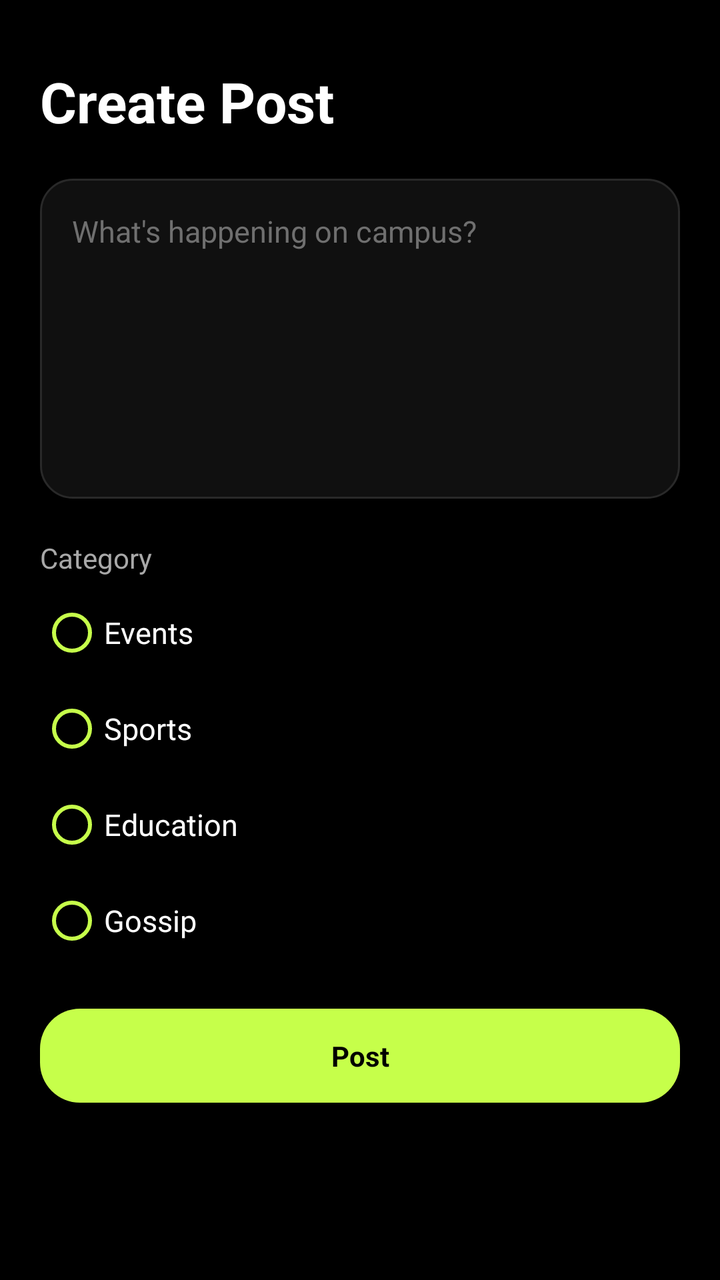
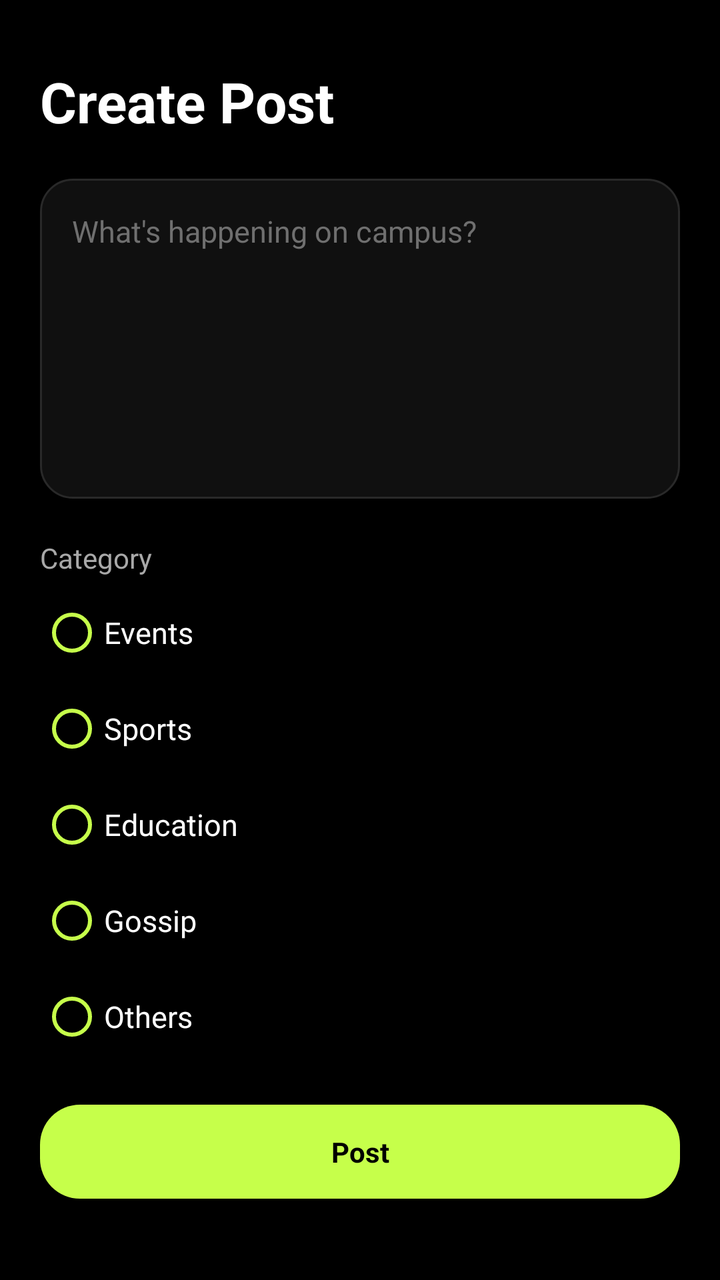

An Android layout rendered at two revisions. The XML below is the earlier revision; the diff shows what the commit changed to produce the second picture.
<!-- AndroidManifest.xml: application theme Theme.Campusly -->
<!-- res/layout/activity_create_post.xml -->
<?xml version="1.0" encoding="utf-8"?>
<ScrollView xmlns:android="http://schemas.android.com/apk/res/android"
    android:layout_width="match_parent"
    android:layout_height="match_parent"
    android:background="@color/campus_black"
    android:fillViewport="true">

    <LinearLayout
        android:layout_width="match_parent"
        android:layout_height="wrap_content"
        android:orientation="vertical"
        android:padding="20dp">

        <TextView
            style="@style/ScreenTitle"
            android:layout_marginTop="12dp"
            android:text="@string/create_post_title" />

        <EditText
            android:id="@+id/postInput"
            android:layout_width="match_parent"
            android:layout_height="160dp"
            android:layout_marginTop="20dp"
            android:background="@drawable/bg_post_card"
            android:gravity="top|start"
            android:hint="@string/create_post_hint"
            android:importantForAutofill="no"
            android:inputType="textMultiLine|textCapSentences"
            android:maxLength="500"
            android:padding="16dp"
            android:textColor="@color/text_primary"
            android:textColorHint="@color/text_muted"
            android:textSize="15sp" />

        <TextView
            android:layout_width="wrap_content"
            android:layout_height="wrap_content"
            android:layout_marginTop="20dp"
            android:text="@string/create_post_category"
            android:textColor="@color/text_secondary"
            android:textSize="14sp" />

        <RadioGroup
            android:id="@+id/categoryGroup"
            android:layout_width="match_parent"
            android:layout_height="wrap_content"
            android:layout_marginTop="4dp"
            android:orientation="vertical">

            <RadioButton
                android:id="@+id/optionEvents"
                style="@style/CategoryOption"
                android:text="@string/category_events" />

            <RadioButton
                android:id="@+id/optionSports"
                style="@style/CategoryOption"
                android:text="@string/category_sports" />

            <RadioButton
                android:id="@+id/optionEducation"
                style="@style/CategoryOption"
                android:text="@string/category_education" />

            <RadioButton
                android:id="@+id/optionGossip"
                style="@style/CategoryOption"
                android:text="@string/category_gossip" />

            
            <RadioButton
                android:id="@+id/optionAnnouncements"
                style="@style/CategoryOption"
                android:text="@string/category_announcements"
                android:visibility="gone" />

        </RadioGroup>

        <TextView
            android:id="@+id/anonymousNote"
            android:layout_width="match_parent"
            android:layout_height="wrap_content"
            android:layout_marginTop="8dp"
            android:background="@drawable/bg_offline_banner"
            android:padding="10dp"
            android:text="@string/gossip_anonymous_note"
            android:textColor="@color/text_secondary"
            android:textSize="13sp"
            android:visibility="gone" />

        <TextView
            android:id="@+id/postSubmitButton"
            style="@style/PrimaryButton"
            android:text="@string/create_post_submit" />

        <ProgressBar
            android:id="@+id/createPostProgress"
            style="@style/LoadingSpinner" />

    </LinearLayout>

</ScrollView>
<!-- resources referenced by this layout -->
<resources>
  <color name="campus_black">#000000</color>
  <color name="text_muted">#6F6F6F</color>
  <color name="text_primary">#FFFFFF</color>
  <color name="text_secondary">#A8A8A8</color>
  <!-- drawable bg_offline_banner (drawable) -->
  <?xml version="1.0" encoding="utf-8"?>
  <shape xmlns:android="http://schemas.android.com/apk/res/android"
      android:shape="rectangle">
  
      <solid android:color="@color/campus_surface_light" />
  
      <corners android:radius="12dp" />
  
      <stroke
          android:width="1dp"
          android:color="@color/burgundy_red" />
  
  </shape>
  <!-- drawable bg_post_card (drawable) -->
  <?xml version="1.0" encoding="utf-8"?>
  <shape xmlns:android="http://schemas.android.com/apk/res/android"
      android:shape="rectangle">
      <solid android:color="@color/campus_surface" />
      <corners android:radius="16dp" />
      <stroke android:width="1dp" android:color="@color/border_dark" />
  </shape>
  <string name="category_announcements">Announcements</string>
  <string name="category_education">Education</string>
  <string name="category_events">Events</string>
  <string name="category_gossip">Gossip</string>
  <string name="category_sports">Sports</string>
  <string name="create_post_category">Category</string>
  <string name="create_post_hint">What\'s happening on campus?</string>
  <string name="create_post_submit">Post</string>
  <string name="create_post_title">Create Post</string>
  <string name="gossip_anonymous_note">Gossip is posted anonymously: other students see \"Anonymous\" instead of your name, and comments on it are anonymous too. Admins can still see who posted, to keep Campusly safe.</string>
  <style name="CategoryOption">
          <item name="android:layout_width">match_parent</item>
          <item name="android:layout_height">wrap_content</item>
          <item name="android:paddingVertical">6dp</item>
          <item name="android:buttonTint">@color/neon_lime</item>
          <item name="android:textColor">@color/text_primary</item>
          <item name="android:textSize">15sp</item>
      </style>
  <style name="LoadingSpinner">
          <item name="android:layout_width">wrap_content</item>
          <item name="android:layout_height">wrap_content</item>
          <item name="android:layout_gravity">center_horizontal</item>
          <item name="android:layout_marginTop">16dp</item>
          <item name="android:indeterminateTint">@color/neon_lime</item>
          <item name="android:visibility">gone</item>
      </style>
  <style name="PrimaryButton">
          <item name="android:layout_width">match_parent</item>
          <item name="android:layout_height">wrap_content</item>
          <item name="android:layout_marginTop">20dp</item>
          <item name="android:background">@drawable/bg_category_selected</item>
          <item name="android:gravity">center</item>
          <item name="android:padding">14dp</item>
          <item name="android:textColor">@color/campus_black</item>
          <item name="android:textStyle">bold</item>
      </style>
  <style name="ScreenTitle">
          <item name="android:layout_width">wrap_content</item>
          <item name="android:layout_height">wrap_content</item>
          <item name="android:textColor">@color/text_primary</item>
          <item name="android:textSize">28sp</item>
          <item name="android:textStyle">bold</item>
      </style>
  <color name="campus_surface_light">#181818</color>
  <color name="burgundy_red">#8B1E2D</color>
  <color name="campus_surface">#101010</color>
  <color name="border_dark">#292929</color>
  <color name="neon_lime">#C6FF4A</color>
  <!-- drawable bg_category_selected (drawable) -->
  <?xml version="1.0" encoding="utf-8"?>
  <shape xmlns:android="http://schemas.android.com/apk/res/android"
      android:shape="rectangle">
      <solid android:color="@color/neon_lime" />
      <corners android:radius="20dp" />
  </shape>
  <!-- unchanged entries left out for length: 1 -->
</resources>

<!-- the commit's change to res/layout/activity_create_post.xml (unified diff, before → after) -->
@@ -67,12 +67,10 @@
                 style="@style/CategoryOption"
                 android:text="@string/category_gossip" />
 
-            
             <RadioButton
                 android:id="@+id/optionAnnouncements"
                 style="@style/CategoryOption"
-                android:text="@string/category_announcements"
-                android:visibility="gone" />
+                android:text="@string/category_announcements" />
 
         </RadioGroup>
 
<!-- resource entries referenced after the edit -->
@@ -26,7 +26,7 @@
       <corners android:radius="16dp" />
       <stroke android:width="1dp" android:color="@color/border_dark" />
   </shape>
-  <string name="category_announcements">Announcements</string>
+  <string name="category_announcements">Others</string>
   <string name="category_education">Education</string>
   <string name="category_events">Events</string>
   <string name="category_gossip">Gossip</string>
